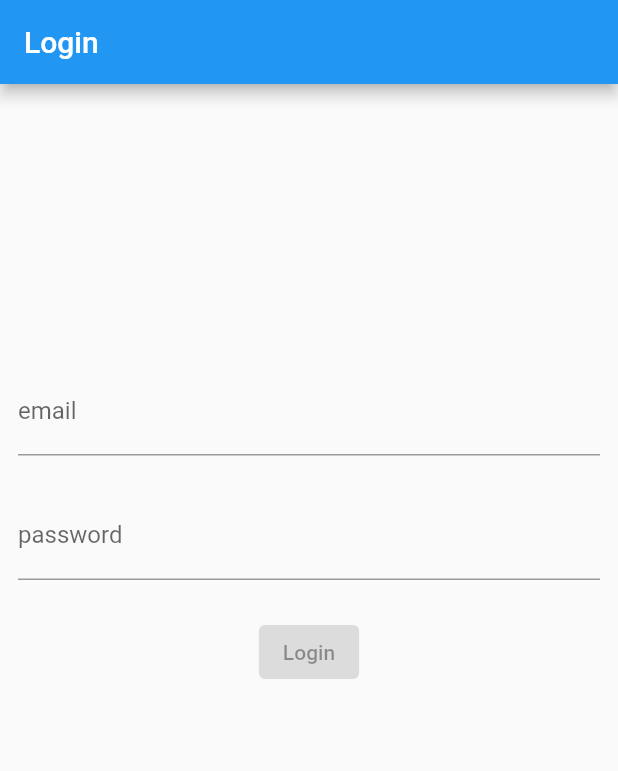
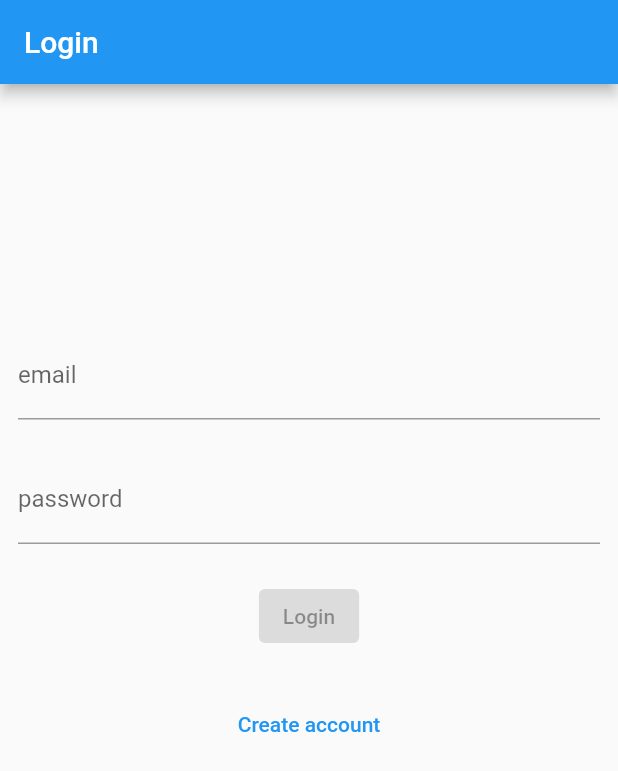
Before and after one commit to Ritalffy/HealthApp, a Flutter app: the screen it shows after launch, on a phone screen of 412 x 824 dp. Shown: the top 771 px of the screen. Run offline on Flutter 3.47's test engine with Material 2 defaults, Android fonts, the phone set to English and light mode, and no system bars; our stand-ins replace bloc, equatable, flutter_bloc, formz; accounts and stored records are empty.

Commit message:
mockup register page

```diff
--- a/lib/app.dart
+++ b/lib/app.dart
@@ -4,8 +4,10 @@ import 'package:flutter_bloc/flutter_bloc.dart';
 import 'package:health_app/authentication/authentication.dart';
 import 'package:health_app/home/home.dart';
 import 'package:health_app/login/login.dart';
-import 'package:health_app/splash/splash.dart';
+
 import 'package:user_repository/user_repository.dart';
+
+import 'loader/view/loader_page.dart';
 
 class App extends StatelessWidget {
   const App({
--- a/lib/login/bloc/login_event.dart
+++ b/lib/login/bloc/login_event.dart
@@ -28,3 +28,7 @@ class LoginPasswordChanged extends LoginEvent {
 class LoginSubmitted extends LoginEvent {
   const LoginSubmitted();
 }
+
+class RegisterButtonPressed extends LoginEvent {
+  const RegisterButtonPressed();
+}
--- a/lib/login/bloc/login_state.dart
+++ b/lib/login/bloc/login_state.dart
@@ -24,5 +24,5 @@ class LoginState extends Equatable {
   }
 
   @override
-  List<Object> get props => [status, Email, password];
+  List<Object> get props => [status, email, password];
 }
--- a/lib/login/view/login_form.dart
+++ b/lib/login/view/login_form.dart
@@ -2,6 +2,7 @@ import 'package:flutter/material.dart';
 import 'package:formz/formz.dart';
 import 'package:flutter_bloc/flutter_bloc.dart';
 import 'package:health_app/login/login.dart';
+import 'package:health_app/registration/view/registration_page.dart';
 
 class LoginForm extends StatelessWidget {
   @override
@@ -26,6 +27,8 @@ class LoginForm extends StatelessWidget {
             _PasswordInput(),
             const Padding(padding: EdgeInsets.all(12)),
             _LoginButton(),
+            const Padding(padding: EdgeInsets.all(12)),
+            _RegisterButton(),
           ],
         ),
       ),
@@ -95,3 +98,16 @@ class _LoginButton extends StatelessWidget {
     );
   }
 }
+
+class _RegisterButton extends StatelessWidget {
+  final _navigatorKey = GlobalKey<NavigatorState>();
+  NavigatorState get _navigator => _navigatorKey.currentState!;
+  @override
+  Widget build(BuildContext context) {
+    return TextButton(
+        onPressed: () => _navigator.push<void>(
+              RegisterPage.route(),
+            ),
+        child: Text('Create account'));
+  }
+}
--- /dev/null
+++ b/lib/registration/view/view.dart
@@ -0,0 +1 @@
+export 'registration_page.dart';
```
Also changed, not shown: lib/registration/view/registration_page.dart (added, +16 -0 lines), lib/loader/loader.dart (renamed from lib/splash/splash.dart), lib/loader/view/loader_page.dart (renamed from lib/splash/view/loader_page.dart).
